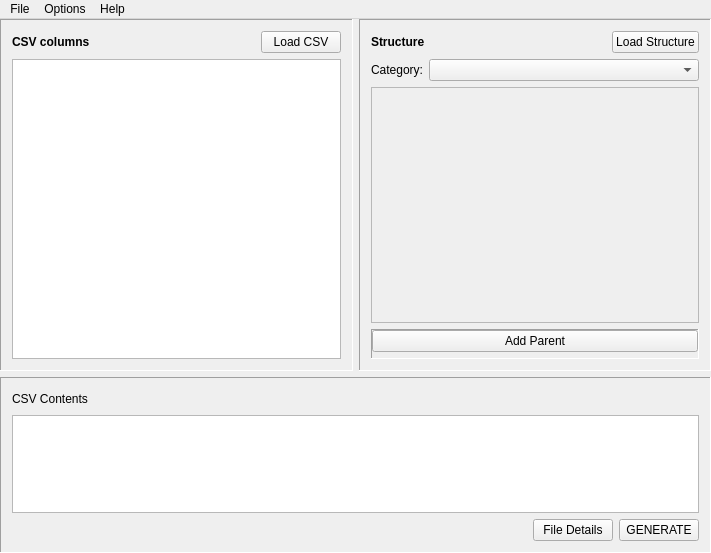
Old version of the form mainwindow.ui in the repository farling42/csv2rw.
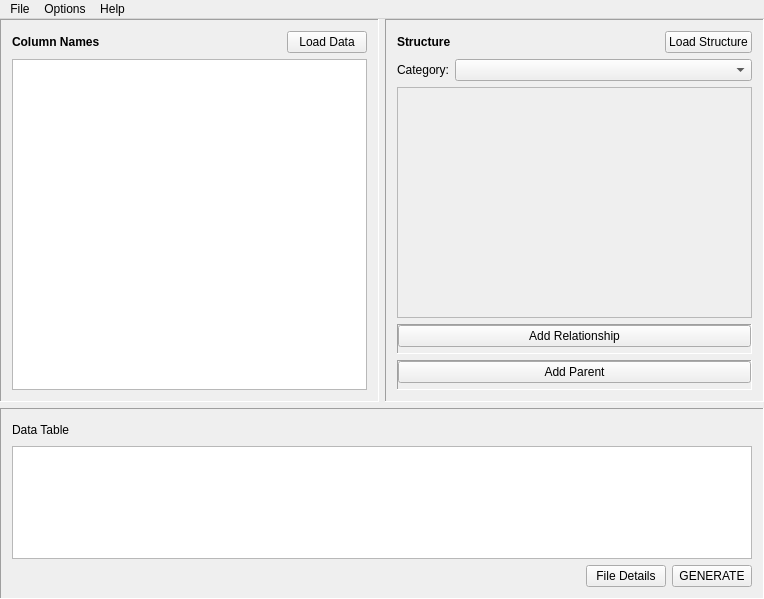
New version of the form. Icons and pictures are not drawn.

Commit message: For issue #36, add the ability to set up relationships between topics. This check-in uses the enum values from the XML definition rather than the user-friendly names in Realm Works.

The edit to the form file:
```diff
--- a/mainwindow.ui
+++ b/mainwindow.ui
@@ -6,8 +6,8 @@
    <rect>
     <x>0</x>
     <y>0</y>
-    <width>711</width>
-    <height>553</height>
+    <width>764</width>
+    <height>599</height>
    </rect>
   </property>
   <property name="windowTitle">
@@ -90,7 +90,7 @@
                    </font>
                   </property>
                   <property name="text">
-                   <string>CSV columns</string>
+                   <string>Column Names</string>
                   </property>
                  </widget>
                 </item>
@@ -110,7 +110,7 @@
                 <item>
                  <widget class="QLabel" name="csvFilename">
                   <property name="text">
-                   <string>&lt;csvfile&gt;</string>
+                   <string>&lt;data file&gt;</string>
                   </property>
                  </widget>
                 </item>
@@ -130,7 +130,7 @@
                 <item>
                  <widget class="QPushButton" name="loadCsvButton">
                   <property name="text">
-                   <string>Load CSV</string>
+                   <string>Load Data</string>
                   </property>
                   <property name="icon">
                    <iconset theme="SP_FileDialogStart">
@@ -162,7 +162,7 @@
             <property name="frameShadow">
              <enum>QFrame::Sunken</enum>
             </property>
-            <layout class="QVBoxLayout" name="verticalLayout_2" stretch="0,0,0,0">
+            <layout class="QVBoxLayout" name="verticalLayout_2" stretch="0,0,0,0,0">
              <item>
               <widget class="QWidget" name="widget_4" native="true">
                <layout class="QHBoxLayout" name="horizontalLayout_4">
@@ -276,15 +276,64 @@
                  <rect>
                   <x>0</x>
                   <y>0</y>
-                  <width>346</width>
-                  <height>211</height>
+                  <width>361</width>
+                  <height>198</height>
                  </rect>
                 </property>
                </widget>
               </widget>
              </item>
              <item>
-              <widget class="QFrame" name="frame_2">
+              <widget class="QFrame" name="frameForRelationships">
+               <property name="frameShape">
+                <enum>QFrame::Panel</enum>
+               </property>
+               <property name="frameShadow">
+                <enum>QFrame::Sunken</enum>
+               </property>
+               <layout class="QVBoxLayout" name="verticalLayout_8">
+                <property name="leftMargin">
+                 <number>0</number>
+                </property>
+                <property name="topMargin">
+                 <number>0</number>
+                </property>
+                <property name="rightMargin">
+                 <number>0</number>
+                </property>
+                <property name="bottomMargin">
+                 <number>0</number>
+                </property>
+                <item>
+                 <widget class="QPushButton" name="addRelationship">
+                  <property name="text">
+                   <string>Add Relationship</string>
+                  </property>
+                 </widget>
+                </item>
+                <item>
+                 <widget class="QWidget" name="relationshipWidget" native="true">
+                  <layout class="QVBoxLayout" name="verticalLayout_9">
+                   <property name="leftMargin">
+                    <number>0</number>
+                   </property>
+                   <property name="topMargin">
+                    <number>0</number>
+                   </property>
+                   <property name="rightMargin">
+                    <number>0</number>
+                   </property>
+                   <property name="bottomMargin">
+                    <number>0</number>
+                   </property>
+                  </layout>
+                 </widget>
+                </item>
+               </layout>
+              </widget>
+             </item>
+             <item>
+              <widget class="QFrame" name="frameForParents">
                <property name="frameShape">
                 <enum>QFrame::Panel</enum>
                </property>
@@ -365,7 +414,7 @@
              <item>
               <widget class="QLabel" name="csvContentsLabel">
                <property name="text">
-                <string>CSV Contents</string>
+                <string>Data Table</string>
                </property>
               </widget>
              </item>
@@ -463,7 +512,7 @@
     <rect>
      <x>0</x>
      <y>0</y>
-     <width>711</width>
+     <width>764</width>
      <height>26</height>
     </rect>
    </property>
```
The commit also changes 12 other files.
